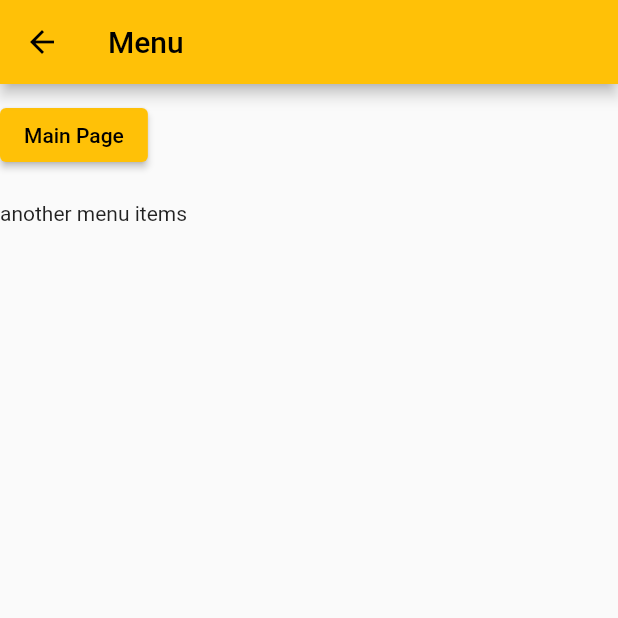
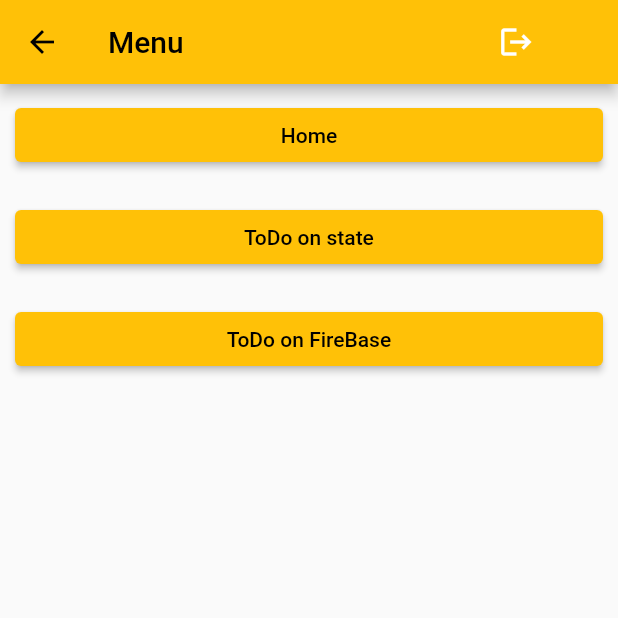
Before and after one commit to IvMalakhov/flutter-todo, a Flutter app: the ListOnState screen opened by its route, after a tap on the "delete" icon, after a tap on the "menu" icon, on a phone screen of 412 x 824 dp, the top half of it. Run offline on Flutter 3.47's test engine with Material 2 defaults, Android fonts, the phone set to English and light mode, and no system bars; our stand-ins replace cloud_firestore, email_validator, firebase_auth, firebase_core, fluttertoast; accounts and stored records are empty.

Commit message:
Add auth functionality. Sign in and Sign Up screen. Split todo list on small reusable components.

```diff
--- /dev/null
+++ b/lib/components/app_bar_wrapper.dart
@@ -0,0 +1,75 @@
+import 'package:flutter/material.dart';
+import 'package:flutter_todo/const/routs.dart';
+import 'package:flutter_todo/services/auth.dart';
+
+class AppBarWrapper extends StatelessWidget {
+  String title;
+
+  AppBarWrapper({Key? key, this.title = 'Menu'}) : super(key: key);
+
+  @override
+  Widget build(BuildContext context) {
+    final AuthService _authService = AuthService();
+    return Scaffold(
+      appBar: AppBar(
+        title: Text(title),
+        actions: [
+          TextButton.icon(
+              onPressed: () {
+                _authService.signOut();
+                Navigator.pushReplacementNamed(context, Routs.landing);
+              },
+              icon: const Icon(
+                Icons.logout,
+                color: Colors.white,
+              ),
+              label: const Text('logout'))
+        ],
+      ),
+      body: Padding(
+        padding: const EdgeInsets.all(10.0),
+        child: Center(
+          child: ConstrainedBox(
+              constraints: BoxConstraints(minWidth: 100, maxWidth: 600),
+              child: Column(
+                crossAxisAlignment: CrossAxisAlignment.start,
+                children: [
+                  SizedBox(
+                    width: double.maxFinite,
+                    child: ElevatedButton(
+                        onPressed: () {
+                          Navigator.pop(context);
+                          Navigator.pushNamedAndRemoveUntil(
+                              context, Routs.landing, (route) => false);
+                        },
+                        child: const Text('Home')),
+                  ),
+                  const Padding(padding: EdgeInsets.symmetric(vertical: 10)),
+                  SizedBox(
+                    width: double.maxFinite,
+                    child: ElevatedButton(
+                        onPressed: () {
+                          Navigator.pop(context);
+                          Navigator.pushNamedAndRemoveUntil(
+                              context, Routs.todoOnState, (route) => false);
+                        },
+                        child: const Text('ToDo on state')),
+                  ),
+                  const Padding(padding: EdgeInsets.symmetric(vertical: 10)),
+                  SizedBox(
+                    width: double.maxFinite,
+                    child: ElevatedButton(
+                        onPressed: () {
+                          Navigator.pop(context);
+                          Navigator.pushNamedAndRemoveUntil(
+                              context, Routs.todoOnState, (route) => false);
+                        },
+                        child: const Text('ToDo on FireBase')),
+                  ),
+                ],
+              )),
+        ),
+      ),
+    );
+  }
+}
--- a/lib/components/todo_item.dart
+++ b/lib/components/todo_item.dart
@@ -7,6 +7,7 @@
   final void Function({required int idItem, required String text}) onEdit;
   final void Function({required int idItem}) onRemove;
   final void Function({required int idItem}) onSelect;
+
   TodoItem({
     Key? key,
     this.isSelected = false,
@@ -24,36 +25,54 @@
 class _TodoItemState extends State<TodoItem> {
   @override
   Widget build(BuildContext context) {
-    // widget.onEdit('abc');
-    // print('widget.isSelected--${widget.isSelected}');
-    // return Row(
-    //   children: [
-    //     Text('text -- ${widget.text} itemId -- ${widget.itemId}'),
-    //     TextButton(onPressed: ()=>widget.onEdit(idItem: 'ddd', text: 'abc'), child: Text('some text'))
-    //   ],
-    // );
-    return  Card(
-      child: Row(
+    return MouseRegion(
+      cursor: SystemMouseCursors.click, // cursor pointer for web
+      child: GestureDetector(
+        onTap: () => widget.onSelect(idItem: widget.itemId),
+        child: Card(
+          child: Column(
+            children: [
+              const Padding(padding: EdgeInsets.symmetric(vertical: 3)),
+              Row(
                 mainAxisAlignment: MainAxisAlignment.spaceBetween,
                 children: [
                   Row(
                     children: [
-              Padding(padding: EdgeInsets.only(left: 10)),
+                      const Padding(padding: EdgeInsets.only(left: 10)),
+                      Checkbox(
+                        checkColor: Colors.white,
+                        value: widget.isSelected,
+                        onChanged: (bool? value) {
+                          widget.onSelect(idItem: widget.itemId);
+                        },
+                      ),
+                      Row(
+                        children: [
+                          const Padding(padding: EdgeInsets.only(left: 10)),
                           Text(widget.text),
+                        ],
+                      ),
                     ],
                   ),
                   Row(
                     children: [
                       IconButton(
-                  onPressed: ()=>widget.onEdit(text: widget.text, idItem: widget.itemId),
+                          onPressed: () => widget.onEdit(
+                              text: widget.text, idItem: widget.itemId),
                           icon: const Icon(Icons.edit)),
                       IconButton(
-                  onPressed: ()=>widget.onRemove(idItem: widget.itemId),
+                          onPressed: () =>
+                              widget.onRemove(idItem: widget.itemId),
                           icon: const Icon(Icons.delete)),
                     ],
                   ),
                 ],
               ),
+              const Padding(padding: EdgeInsets.symmetric(vertical: 3)),
+            ],
+          ),
+        ),
+      ),
     );
   }
 }
--- /dev/null
+++ b/lib/layouts/todos_layout.dart
@@ -0,0 +1,51 @@
+import 'package:flutter/material.dart';
+import 'package:flutter_todo/components/app_bar_wrapper.dart';
+
+class TodosLayout extends StatelessWidget {
+  final Widget child;
+  String? title;
+  void Function() showAddEditModal;
+
+  TodosLayout(
+      {Key? key,
+      required this.child,
+      this.title,
+      required this.showAddEditModal})
+      : super(key: key);
+
+  @override
+  Widget build(BuildContext context) {
+    void openMenu() {
+      Navigator.of(context)
+          .push(MaterialPageRoute(builder: (BuildContext context) {
+        return AppBarWrapper();
+      }));
+    }
+
+    return Scaffold(
+      backgroundColor: Colors.grey[900],
+      appBar: AppBar(
+        title: Text(title ?? ''),
+        actions: [
+          IconButton(onPressed: openMenu, icon: const Icon(Icons.menu))
+        ],
+      ),
+      body: Padding(
+        padding: const EdgeInsets.all(10),
+        child: Center(
+          child: ConstrainedBox(
+            constraints: const BoxConstraints(minWidth: 100, maxWidth: 600),
+            child: child,
+          ),
+        ),
+      ),
+      floatingActionButton: FloatingActionButton(
+        onPressed: () {
+          showAddEditModal();
+        },
+        child: const Icon(Icons.add_box_outlined),
+      ),
+      // floatingActionButtonLocation: FloatingActionButtonLocation.centerFloat,
+    );
+  }
+}
--- a/lib/pages/auth.dart
+++ b/lib/pages/auth.dart
@@ -76,6 +76,7 @@
               const Padding(padding: EdgeInsets.symmetric(vertical: 10)),
               TextField(
                 onChanged: (String value) => _password = value,
+                onSubmitted: (String value) => _onLogin(),
                 decoration: const InputDecoration(
                   label: Text('Password'),
                   prefixIcon: Padding(
--- a/lib/pages/list_on_state.dart
+++ b/lib/pages/list_on_state.dart
@@ -1,5 +1,10 @@
 import 'package:flutter/material.dart';
 import 'package:flutter_todo/components/todo_item.dart';
+import 'package:flutter_todo/components/add_edit_todo_modal.dart';
+import 'package:flutter_todo/layouts/todos_layout.dart';
+import 'package:uuid/uuid.dart';
+
+var _uuid = const Uuid();
 
 class ListOnState extends StatefulWidget {
   const ListOnState({Key? key}) : super(key: key);
@@ -8,137 +13,99 @@
   State<ListOnState> createState() => _ListOnStateState();
 }
 
+class Todo {
+  String? uuid;
+  String? text;
+  bool selected = false;
+  DateTime? dateOfCreation;
+
+  Todo({this.text, DateTime? dateCreation}) {
+    dateOfCreation = dateCreation ?? DateTime.now();
+    uuid = _uuid.v4();
+  }
+}
+
 class _ListOnStateState extends State<ListOnState> {
-  List todoList = [];
-  String _newTodo = '';
+  List<Todo> todoList = [];
+  String todoText = '';
 
   @override
   void initState() {
-
     super.initState();
-    todoList.addAll(['Milk', 'Wash dishes', 'buy carrot']);
+    todoList.addAll([
+      Todo(text: 'Buy Milk'),
+      Todo(text: 'Wash dishes'),
+    ]);
   }
 
-  void _showAddEditModal(
-      {bool edit = false, String text = '', int? indexForEdit}) {
+  void onSuccess({int? itmId, required String text, bool isNew = false}) {
+    if (isNew) {
+      setState(() {
+        todoList.add(Todo(text: text));
+      });
+    } else if (itmId != null) {
+      setState(() {
+        todoList[itmId].text = text;
+      });
+    }
+  }
+
+  void showAddEditModal(
+      {bool isNew = true, String text = '', int? indexForEdit}) {
     showDialog(
         context: context,
         builder: (BuildContext context) {
-          return AlertDialog(
-            title: Text('${edit ? 'Edit' : 'Add'} item'),
-            content: TextField(
-              controller: TextEditingController(text: text),
-              onChanged: (String value) {
-                _newTodo = value;
-              },
-            ),
-            actions: [
-              Row(
-                children: [
-                  OutlinedButton(
-                      onPressed: () {
-                        Navigator.of(context).pop();
-                      },
-                      child: const Text(
-                        'Cancel',
-                        style: TextStyle(color: Colors.black),
-                      )),
-                  ElevatedButton(
-                      onPressed: () {
-                        if (edit && indexForEdit != null) {
-                          setState(() {
-                            todoList[indexForEdit] = _newTodo;
+          return AddEditTodoModal(
+              isNew: isNew, text: text, id: indexForEdit, onSuccess: onSuccess);
         });
-                        } else {
-                          setState(() {
-                            todoList.add(_newTodo);
-                          });
-                        }
-                        Navigator.of(context).pop();
-                      },
-                      child: const Text('Add')),
-                ],
-                mainAxisAlignment: MainAxisAlignment.spaceBetween,
-              ),
-            ],
-          );
-        });
-  }
-
-  void _openMenu() {
-    Navigator.of(context)
-        .push(MaterialPageRoute(builder: (BuildContext context) {
-      return Scaffold(
-        appBar: AppBar(
-          title: Text('Menu'),
-        ),
-        body: Column(
-          crossAxisAlignment: CrossAxisAlignment.start,
-          children: [
-            Padding(padding: EdgeInsets.only(top: 10)),
-            ElevatedButton(
-                onPressed: () {
-                  Navigator.pop(context);
-                  Navigator.pushNamedAndRemoveUntil(
-                      context, '/', (route) => false);
-                },
-                child: Text('Main Page')),
-            Padding(padding: EdgeInsets.symmetric(vertical: 10)),
-            Text('another menu items'),
-          ],
-        ),
-      );
-    }));
   }
 
   @override
   Widget build(BuildContext context) {
     void onEdit({required int idItem, required String text}) {
-      _showAddEditModal(
-          text: todoList[idItem],
-          edit: true,
+      showAddEditModal(
+          text: todoList[idItem].text ?? '',
+          isNew: false,
           indexForEdit: idItem);
     }
+
     void onRemove({required int idItem}) {
       setState(() {
         todoList.removeAt(idItem);
       });
     }
 
+    void onSelect({required int idItem}) {
+      setState(() {
+        todoList[idItem].selected = !todoList[idItem].selected;
+      });
+    }
 
-    return Scaffold(
-      backgroundColor: Colors.grey[900],
-      appBar: AppBar(
-        title: const Text('ToDo list on state'),
-        actions: [IconButton(onPressed: _openMenu, icon: Icon(Icons.menu))],
-      ),
-      body: ListView.builder(
+    if (todoList.length > 3) {
+      print('todoList--${todoList[2].uuid}');
+    }
+
+    return TodosLayout(
+        title: 'Todo list on state',
+        showAddEditModal: showAddEditModal,
+        child: ListView.builder(
             itemCount: todoList.length,
             itemBuilder: (BuildContext context, int index) {
               return Dismissible(
-              key: Key(todoList[index]),
+                key: Key(todoList[index].uuid ?? '$index'),
                 child: TodoItem(
-                text: todoList[index],
+                  text: todoList[index].text ?? '',
                   itemId: index,
-                isSelected: false,
+                  isSelected: todoList[index].selected,
                   onEdit: onEdit,
                   onRemove: onRemove,
-                onSelect: ({required int idItem}) {},
+                  onSelect: onSelect,
                 ),
                 direction: DismissDirection.startToEnd,
                 onDismissed: (direction) {
                   onRemove(idItem: index);
                 },
               );
-          }),
-      floatingActionButton: FloatingActionButton(
-        onPressed: () {
-          _showAddEditModal();
-        },
-        child: Icon(Icons.add_box_outlined),
-      ),
-    );
+            }));
   }
 }
-
-// Icon(Icons.star, size: 50, color: Theme.of(context).colorScheme.secondary,)
--- a/lib/pages/navigation_screen.dart
+++ b/lib/pages/navigation_screen.dart
@@ -10,7 +10,7 @@
     final AuthService _authService = AuthService();
     return Scaffold(
       appBar: AppBar(
-        title: const Text('Welcome!!!'),
+        title: const Text('Welcome!'),
         actions: [
           TextButton.icon(
               onPressed: () {
@@ -35,16 +35,12 @@
           ),
           ElevatedButton(
               onPressed: (){
-                // Navigator.pushNamed(context, '/todo'); // have back button
-                // Navigator.pushNamedAndRemoveUntil(context, '/todo', (route)=>false); // if false haven't back button
                 Navigator.pushReplacementNamed(context,  Routs.todoOnState);
               },
               child: const Text('go to todo on state')
           ),
           ElevatedButton(
               onPressed: (){
-                // Navigator.pushNamed(context, '/todo'); // have back button
-                // Navigator.pushNamedAndRemoveUntil(context, '/todo', (route)=>false); // if false haven't back button
                 Navigator.pushReplacementNamed(context,  Routs.test);
               },
               child: const Text('go to test')
--- a/lib/pages/test.dart
+++ b/lib/pages/test.dart
@@ -1,5 +1,6 @@
 import 'package:flutter/material.dart';
 import 'package:flutter_todo/components/todo_item.dart';
+import 'package:flutter_todo/components/add_edit_todo_modal.dart';
 
 class Test extends StatelessWidget {
   const Test({Key? key}) : super(key: key);
@@ -18,7 +19,7 @@
         children: arr
             .map((e) => Row(
                   children: [
-                    Text('data'),
+                    // AddEditTodoModal(id:'1777', isNew: e == 'some', onSuccess: ({required int itmId, required String text}){},),
                     TodoItem(
                       text: e,
                       itemId: 17,
--- a/pubspec.yaml
+++ b/pubspec.yaml
@@ -41,6 +41,7 @@
   fluttertoast: ^8.0.9
   provider: ^6.0.2
   auto_route: ^3.2.4
+  uuid: ^3.0.6
 
 dev_dependencies:
   auto_route_generator:
```
Also changed, not shown: lib/components/add_edit_todo_modal.dart (added, +51 -0 lines), lib/pages/list_on_state_copy.dart (deleted, +0 -164 lines), pubspec.lock. Lines whose indentation alone changed are shown as unchanged.
